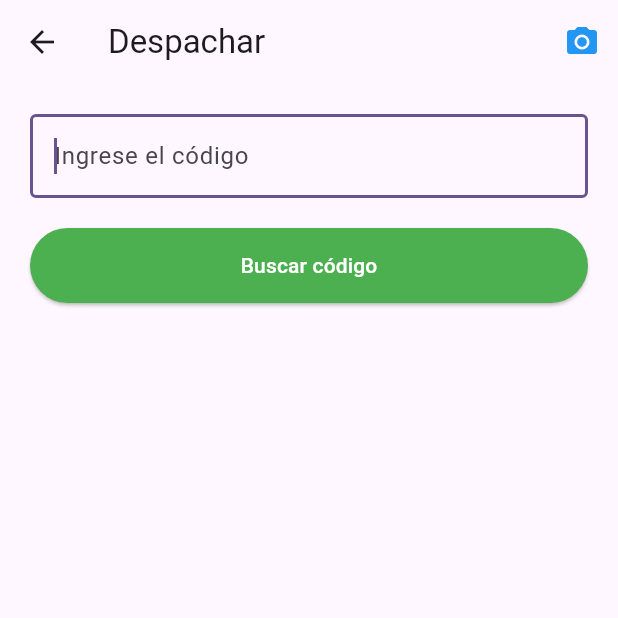
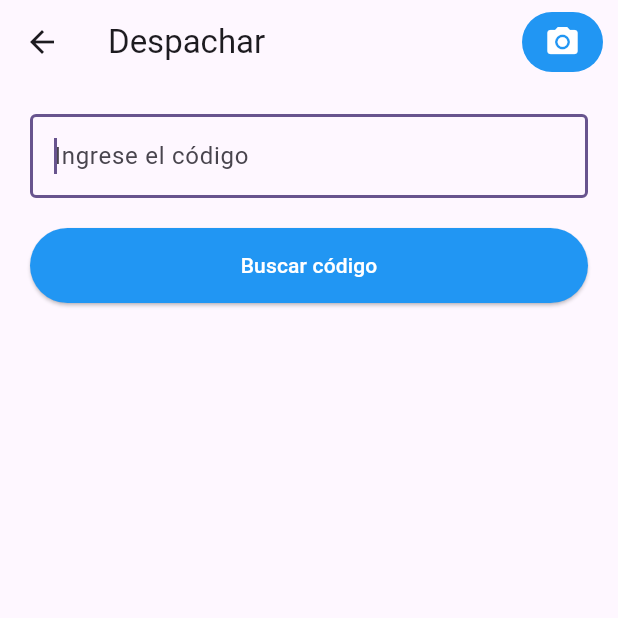
Before and after one commit to davalmeyda/courier-flutter, a Flutter app: the DeliverScannerView screen opened by its route, after a tap on the "keyboard" icon, on a phone screen of 412 x 824 dp, the top half of it. Run offline on Flutter 3.47's test engine with Material 2 defaults, Android fonts, the phone set to English and light mode, and no system bars; our stand-ins replace equatable, flutter_bloc, flutter_image_compress, image_picker, rxdart; missing offline and left inert: flutter_barcode_scanner, flutter_beep, qr_mobile_vision.

Commit message:
style: colors

```diff
--- a/lib/features/deliver/views/deliver_scanner.dart
+++ b/lib/features/deliver/views/deliver_scanner.dart
@@ -178,14 +178,21 @@ class _DeliverScannerViewState extends State<DeliverScannerView> {
         appBar: AppBar(
           title: const Text('Despachar'),
           actions: [
-            IconButton(
+            Padding(
+              padding: const EdgeInsets.only(right: 10),
+              child: IconButton(
+                padding: const EdgeInsets.symmetric(horizontal: 15),
                 onPressed: () {
                   setState(() {
                     isKeyboard = !isKeyboard;
                   });
                 },
-              color: Colors.blue,
+                style: ButtonStyle(
+                  backgroundColor: MaterialStateProperty.all(Colors.blue),
+                ),
+                color: Colors.white,
                 icon: Icon(isKeyboard ? Icons.camera_alt : Icons.keyboard),
+              ),
             ),
           ],
         ),
@@ -708,7 +715,7 @@ class _DeliverScannerViewState extends State<DeliverScannerView> {
                             width: double.infinity,
                             child: ElevatedButton(
                               style: ElevatedButton.styleFrom(
-                                backgroundColor: Colors.green,
+                                backgroundColor: Colors.blue,
                               ),
                               onPressed:
                                   codeValue != null && codeValue!.length < 2
```
Also changed, not shown: lib/features/receive/views/receive_scanner.dart (+10 -3 lines). Lines whose indentation alone changed are shown as unchanged.
